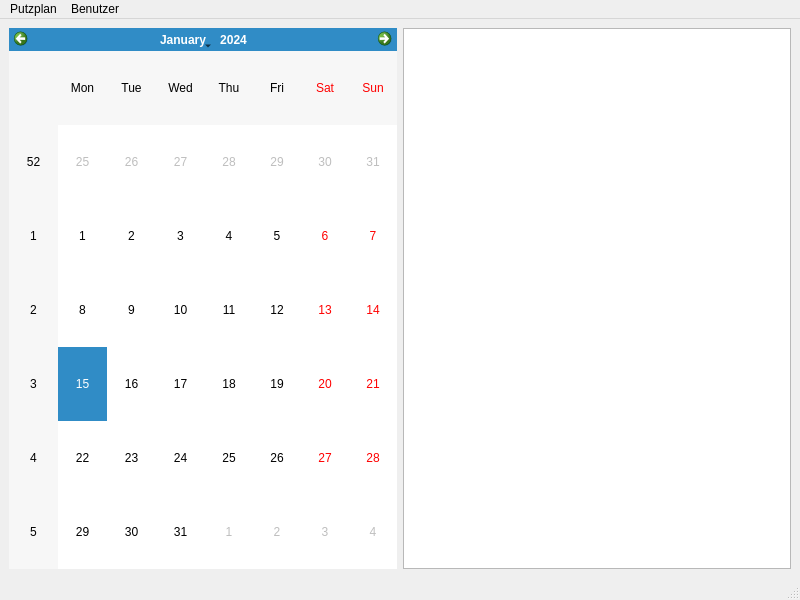
Qt form OrgaNicer/organicer.ui (Dirkoonk/OrgaNicer) before a commit.
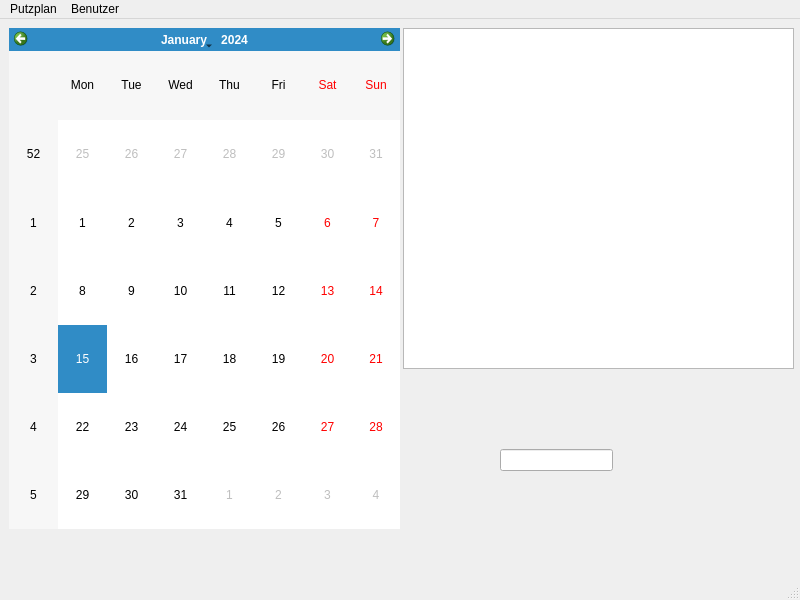
The same form after that commit.

```diff
--- a/OrgaNicer/organicer.ui
+++ b/OrgaNicer/organicer.ui
@@ -14,14 +14,36 @@
    <string>OrgaNicer</string>
   </property>
   <widget class="QWidget" name="centralwidget">
-   <layout class="QHBoxLayout" name="horizontalLayout">
-    <item>
-     <widget class="QCalendarWidget" name="calendarWidget"/>
-    </item>
-    <item>
-     <widget class="QListWidget" name="AListe"/>
-    </item>
-   </layout>
+   <widget class="QCalendarWidget" name="calendarWidget">
+    <property name="geometry">
+     <rect>
+      <x>9</x>
+      <y>9</y>
+      <width>391</width>
+      <height>501</height>
+     </rect>
+    </property>
+   </widget>
+   <widget class="QListWidget" name="AListe">
+    <property name="geometry">
+     <rect>
+      <x>403</x>
+      <y>9</y>
+      <width>391</width>
+      <height>341</height>
+     </rect>
+    </property>
+   </widget>
+   <widget class="QLineEdit" name="lineEdit">
+    <property name="geometry">
+     <rect>
+      <x>500</x>
+      <y>430</y>
+      <width>113</width>
+      <height>22</height>
+     </rect>
+    </property>
+   </widget>
   </widget>
   <widget class="QMenuBar" name="menubar">
    <property name="geometry">
```
Left out of the diff: 2 changed lines with no effect on the pictures.
